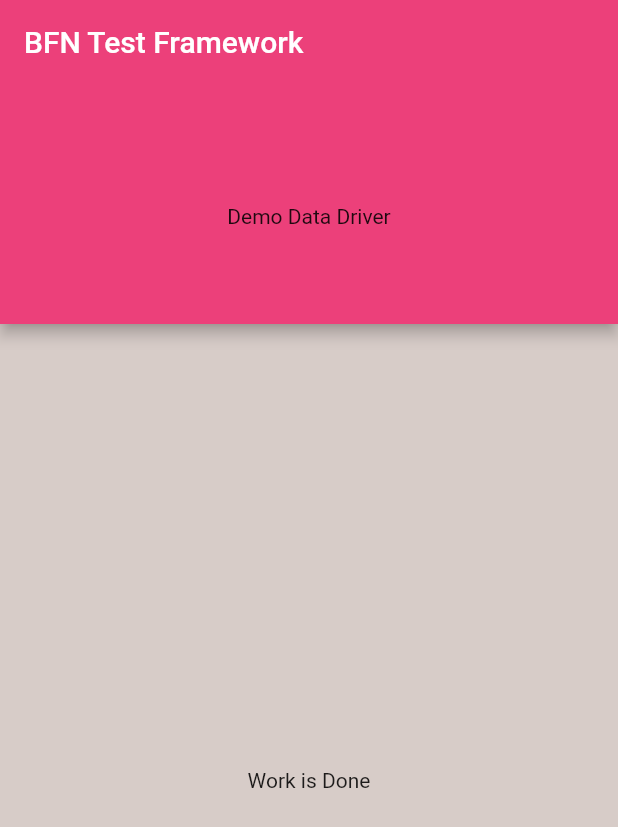
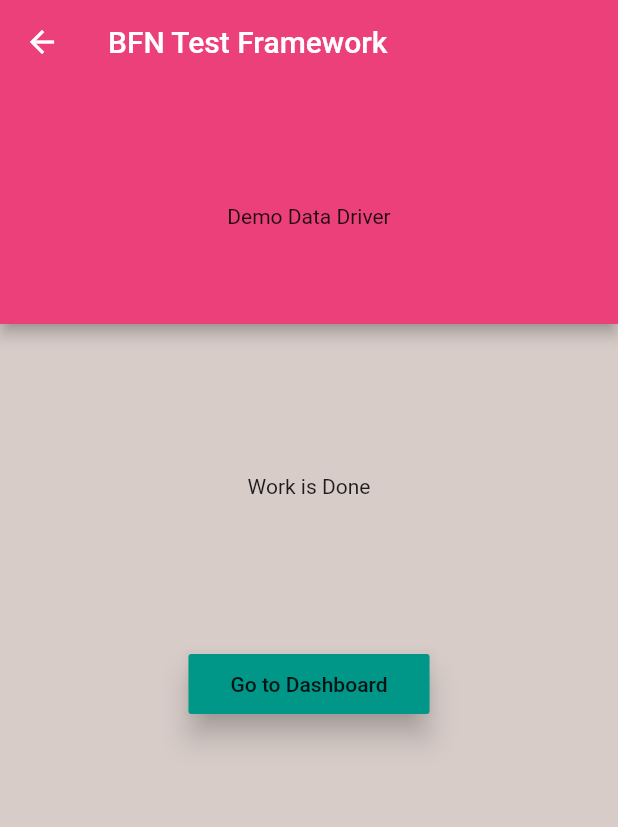
Before and after one commit to malengatiger/bfn_network_operator_repo, a Flutter app: the DemoDriver screen opened directly, after a tap on "Anchor Demo Data", on a phone screen of 412 x 824 dp. Shown: the top 827 px of the screen. Run offline on Flutter 3.47's test engine with Material 2 defaults, Android fonts, the phone set to English and light mode, and no system bars; our stand-ins replace firebase_core, page_transition, responsive_builder, syncfusion_flutter_datepicker; missing offline and left inert: bfnlibrary; accounts and stored records are empty; statements that could not run were skipped.

Commit message:
🤟 refactored position of demo data driver ui

```diff
--- a/lib/demo_driver.dart
+++ b/lib/demo_driver.dart
@@ -1,7 +1,9 @@
+import 'package:bfn_network_operator_repo/ui/dashboard/dashboard.dart';
 import 'package:bfnlibrary/api/net_util.dart';
 import 'package:bfnlibrary/util/fb_util.dart';
 import 'package:bfnlibrary/util/functions.dart';
 import 'package:flutter/material.dart';
+import 'package:page_transition/page_transition.dart';
 
 class DemoDriver extends StatefulWidget {
   DemoDriver({Key key}) : super(key: key);
@@ -153,9 +155,39 @@
                       )
                     : Container(
                         child: Center(
-                          child: Text(
-                            'Work is Done',
-                            style: Styles.blackBoldMedium,
+                          child: Column(
+                            children: [
+                              SizedBox(
+                                height: 100,
+                              ),
+                              Text(
+                                'Work is Done',
+                                style: Styles.blackBoldMedium,
+                              ),
+                              SizedBox(
+                                height: 100,
+                              ),
+                              RaisedButton(
+                                  color: Colors.teal,
+                                  elevation: 8,
+                                  child: Padding(
+                                    padding: const EdgeInsets.all(12.0),
+                                    child: Text(
+                                      'Go to Dashboard',
+                                      style: Styles.whiteSmall,
+                                    ),
+                                  ),
+                                  onPressed: () {
+                                    Navigator.pop(context);
+                                    Navigator.push(
+                                        context,
+                                        PageTransition(
+                                            type: PageTransitionType.scale,
+                                            alignment: Alignment.topLeft,
+                                            duration: Duration(seconds: 1),
+                                            child: Dashboard()));
+                                  })
+                            ],
                           ),
                         ),
                       )
--- a/lib/main.dart
+++ b/lib/main.dart
@@ -1,4 +1,4 @@
-import 'package:bfn_network_operator_repo/demo_driver.dart';
+import 'package:bfn_network_operator_repo/ui/dashboard/dashboard.dart';
 import 'package:flutter/material.dart';
 
 void main() {
@@ -15,7 +15,7 @@
         primarySwatch: Colors.indigo,
         visualDensity: VisualDensity.adaptivePlatformDensity,
       ),
-      home: DemoDriver(),
+      home: Dashboard(),
     );
   }
 }
```
Also changed, not shown: lib/ui/dashboard/dashboard_mobile.dart (+18 -0 lines).
